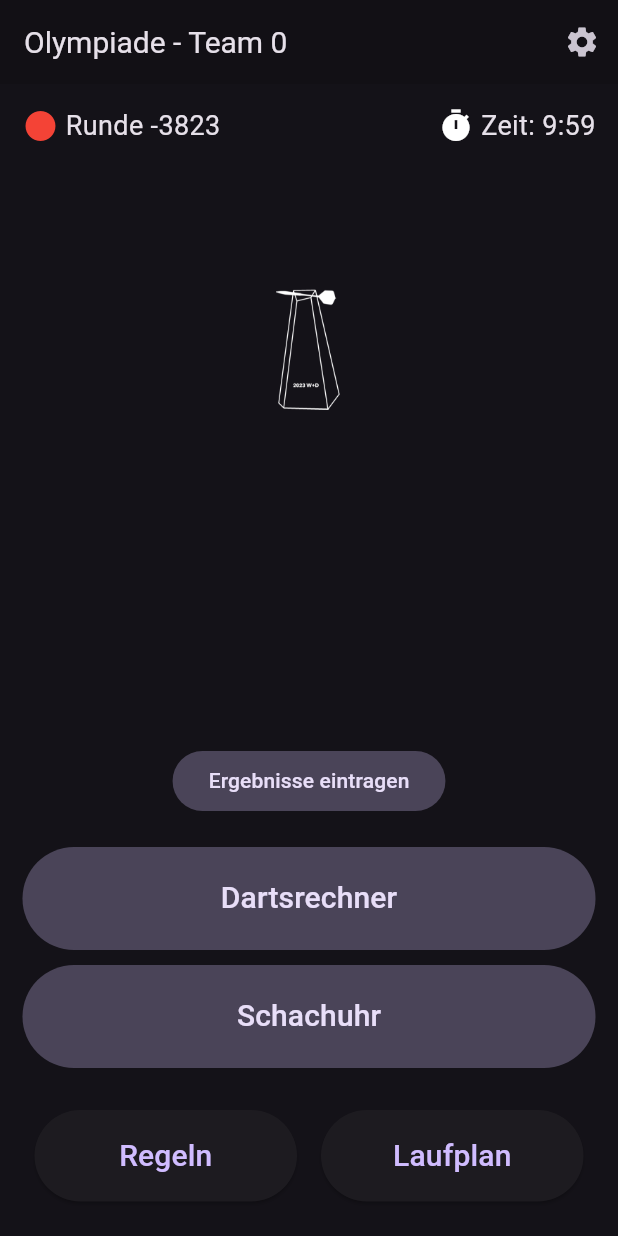
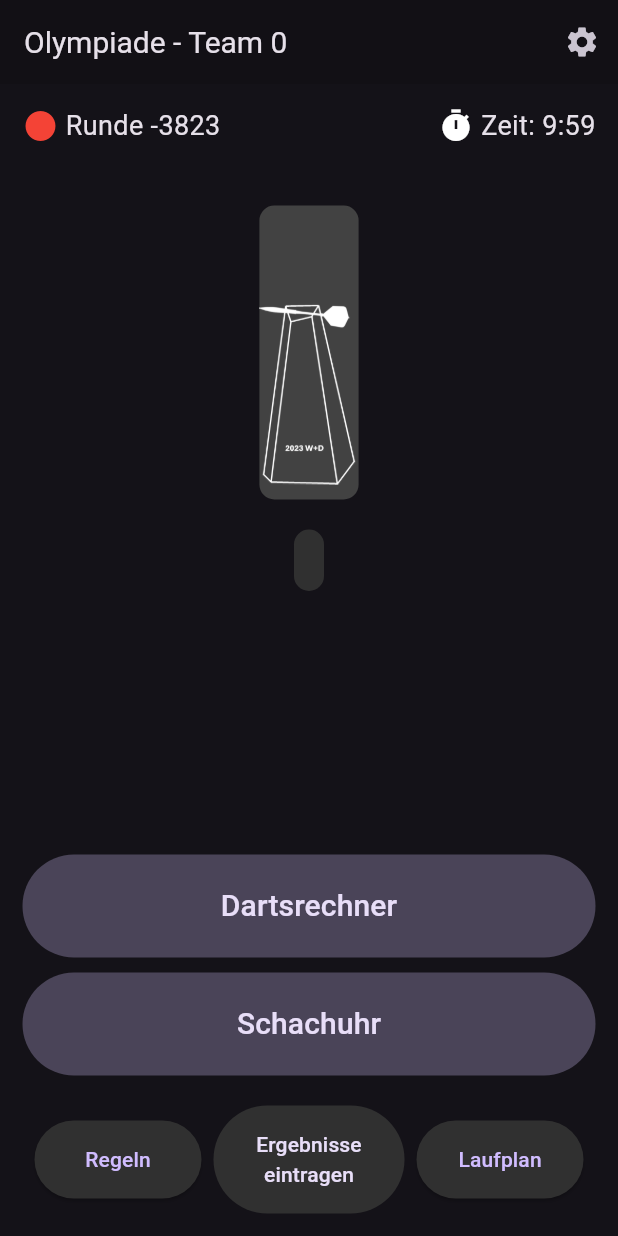
Before and after one commit to PhoenixFlyy/MiniOlympiade, a Flutter app: the MainMenu screen opened directly, on a phone screen of 412 x 824 dp. Run offline on Flutter 3.47's test engine with Material 2 defaults, Android fonts, the phone set to English and light mode, and no system bars; our stand-ins replace firebase_core, firebase_database, shared_preferences; accounts and stored records are empty.

Commit message:
New Design

```diff
--- a/winter_olympiade/lib/MainMenu.dart
+++ b/winter_olympiade/lib/MainMenu.dart
@@ -9,6 +9,7 @@ import 'package:winter_olympiade/uploadresults.dart';
 import 'package:winter_olympiade/utils/DateTimeUtils.dart';
 import 'package:winter_olympiade/utils/GetMatchDetails.dart';
 import 'package:winter_olympiade/utils/MatchDetails.dart';
+import 'package:winter_olympiade/utils/TimerPickerWidget.dart';
 
 import 'Dartsrechner.dart';
 import 'Regeln.dart';
@@ -62,6 +63,13 @@ class _MainMenuState extends State<MainMenu> {
         pauseTimeInSeconds = streamPauseTime;
       });
     });
+    _databaseTime.child("startTime").onValue.listen((event) {
+      final DateTime streamEventStartTime =
+          stringToDateTime(event.snapshot.value.toString());
+      setState(() {
+        _eventStartTime = streamEventStartTime;
+      });
+    });
   }
 
   @override
@@ -69,14 +77,7 @@ class _MainMenuState extends State<MainMenu> {
     super.initState();
     _loadSelectedTeam();
     _setUpTimer();
-    _loadData();
     _activateDatabaseTimeListener();
-  }
-
-  void _loadData() async {
-    await getOlympiadeStartDateTime().then((value) {
-      _eventStartTime = value;
-    });
   }
 
   void _setUpTimer() {
@@ -305,42 +306,46 @@ class _MainMenuState extends State<MainMenu> {
                     ],
                   ),
                   Padding(
-                    padding: const EdgeInsets.only(top: 50),
-                    child: Padding(
-                      padding: const EdgeInsets.only(left: 8.0),
+                    padding: const EdgeInsets.only(top: 40),
+                    child: Container(
+                      decoration: BoxDecoration(
+                        color: Colors.grey[800],
+                        borderRadius: BorderRadius.circular(10),
+                      ),
+                      child: Column(children: [
+                        Padding(
+                          padding: const EdgeInsets.only(top: 10),
                           child: Text(currentMatchUpText,
                               style: const TextStyle(fontSize: 18),
                               textAlign: TextAlign.center),
                         ),
+                        Padding(
+                          padding: const EdgeInsets.only(bottom: 10),
+                          child: SizedBox(
+                              height: 150, child: getDisciplineImage()),
                         ),
-                  SizedBox(height: 100, child: getDisciplineImage()),
+                      ]),
+                    ),
+                  ),
                   Padding(
-                    padding: const EdgeInsets.only(top: 80),
+                    padding: const EdgeInsets.only(top: 20),
+                    child: Container(
+                      decoration: BoxDecoration(
+                        color: Colors.grey[850],
+                        borderRadius: BorderRadius.circular(10),
+                      ),
                       child: Padding(
-                      padding: const EdgeInsets.only(left: 8.0),
+                        padding: const EdgeInsets.all(10),
                         child: Text(nextMatchUpText,
                             style: const TextStyle(fontSize: 15),
                             textAlign: TextAlign.center),
+                      ),
                     ),
                   ),
                 ],
               ),
               Column(
                 children: [
-                  Align(
-                    alignment: Alignment.center,
-                    child: FilledButton.tonal(
-                      onPressed: () {
-                        Navigator.push(
-                            context,
-                            MaterialPageRoute(
-                                builder: (context) => UploadResults(
-                                    currentRound: currentRound,
-                                    teamNumber: selectedTeam)));
-                      },
-                      child: Text('Ergebnisse eintragen'),
-                    ),
-                  ),
                   Padding(
                     padding: const EdgeInsets.only(bottom: 10, top: 20),
                     child: SizedBox(
@@ -392,6 +397,7 @@ class _MainMenuState extends State<MainMenu> {
                           padding: const EdgeInsets.all(8.0),
                           child: ElevatedButton(
                             style: ElevatedButton.styleFrom(
+                              backgroundColor: Colors.grey[850],
                               padding: const EdgeInsets.all(16.0),
                             ),
                             onPressed: () {
@@ -400,11 +406,26 @@ class _MainMenuState extends State<MainMenu> {
                                   MaterialPageRoute(
                                       builder: (context) => RulesScreen()));
                             },
-                            child: const Text(
-                              'Regeln',
-                              style: TextStyle(fontSize: 20),
+                            child: const Text('Regeln'),
                           ),
                         ),
+                      ),
+                      Expanded(
+                        child: FilledButton.tonal(
+                          style: ElevatedButton.styleFrom(
+                            backgroundColor: Colors.grey[850],
+                            padding: const EdgeInsets.all(16.0),
+                          ),
+                          onPressed: () {
+                            Navigator.push(
+                                context,
+                                MaterialPageRoute(
+                                    builder: (context) => UploadResults(
+                                        currentRound: currentRound,
+                                        teamNumber: selectedTeam)));
+                          },
+                          child: const Text('Ergebnisse eintragen',
+                              textAlign: TextAlign.center),
                         ),
                       ),
                       Expanded(
@@ -412,6 +433,7 @@ class _MainMenuState extends State<MainMenu> {
                           padding: const EdgeInsets.all(8.0),
                           child: ElevatedButton(
                             style: ElevatedButton.styleFrom(
+                              backgroundColor: Colors.grey[850],
                               padding: const EdgeInsets.all(16.0),
                             ),
                             onPressed: () {
@@ -424,10 +446,7 @@ class _MainMenuState extends State<MainMenu> {
                                             currentRowForColor: currentRound,
                                           )));
                             },
-                            child: const Text(
-                              'Laufplan',
-                              style: TextStyle(fontSize: 20),
-                            ),
+                            child: const Text('Laufplan'),
                           ),
                         ),
                       ),
@@ -506,6 +525,15 @@ class _MainMenuState extends State<MainMenu> {
                     onPressed: () => updateIsPausedInDatabase(),
                     child: const Text("Update Pause in Database"),
                   ),
+                if (selectedTeamName == "Felix99" ||
+                    selectedTeamName == "Simon00")
+                  TimePickerWidget(onDateTimeSelected: (newTime) {
+                    final DatabaseReference databaseReference =
+                        FirebaseDatabase.instance.ref('/time');
+                    databaseReference.update({
+                      "startTime": dateTimeToString(newTime),
+                    });
+                  })
               ],
             ),
           ),
--- a/winter_olympiade/lib/utils/GetMatchDetails.dart
+++ b/winter_olympiade/lib/utils/GetMatchDetails.dart
@@ -4,7 +4,7 @@ import 'DateTimeUtils.dart';
 import 'MatchDetails.dart';
 
 bool isStartingTeam(int round, int teamNumber) {
-  if (round > 0 && round <= pairings.length) {
+  if (round > 0 && round < pairings.length) {
     var pairing = pairings[round - 1];
     for (String match in pairing) {
       if (match.contains(teamNumber.toString())) {
@@ -61,7 +61,7 @@ int getOpponentTeamNumber(int round, int teamNumber) {
 }
 
 Future<double> getTeamPointsInRound(int round, int teamNumber) async {
-  if (round > 0 && round <= pairings.length && teamNumber > 0) {
+  if (round > 0 && round < pairings.length && teamNumber > 0) {
     var teamOrderString = isStartingTeam(round, teamNumber) ? "team1" : "team2";
     var databaseRound = (round - 1).toString();
     var disciplineNumber =
```
Lines whose indentation alone changed are shown as unchanged.
